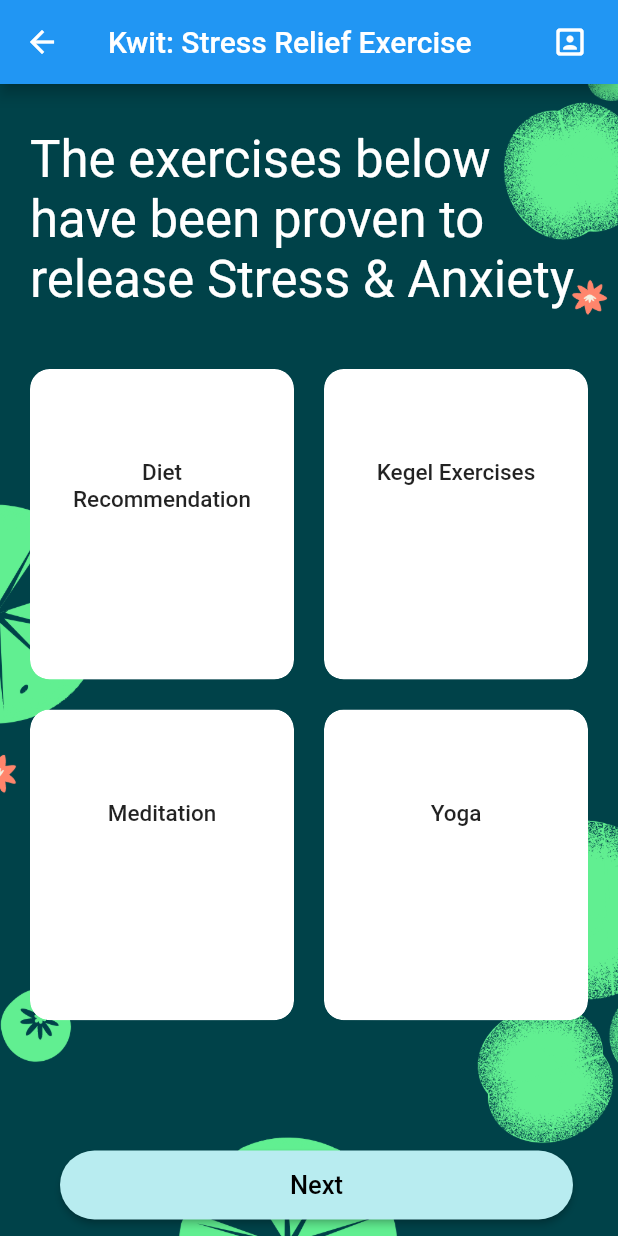
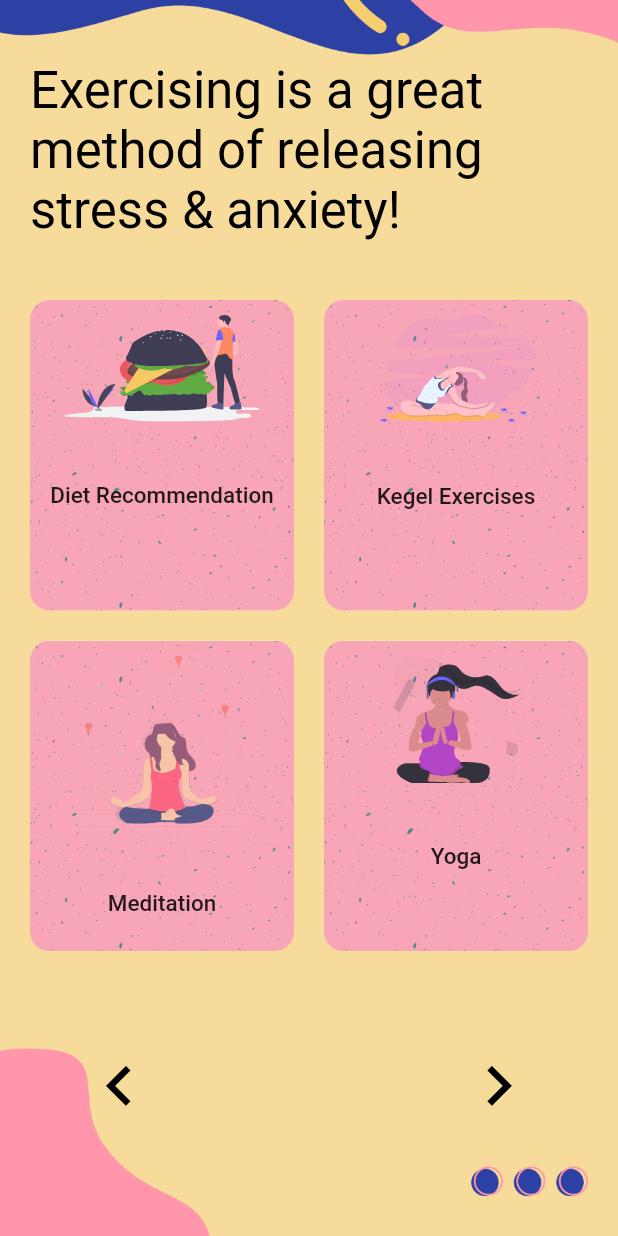
Before and after one commit to SashvDave/Kwit, a Flutter app: the Stress1 screen opened directly, on a phone screen of 412 x 824 dp. Run offline on Flutter 3.47's test engine with Material 2 defaults, Android fonts, the light colour scheme and no system bars; our stand-ins replace audioplayers, circular_countdown_timer, flutter_svg, image_picker; missing offline and left inert: maze, pdf_flutter.

Commit message:
Curate stress therapy

```diff
--- a/lib/screens/sad1.dart
+++ b/lib/screens/sad1.dart
@@ -10,7 +10,7 @@ import 'dart:io' show Platform;
 
 import 'package:kwit/screens/anger1.dart';
 
-void ain() {
+void main() {
   runApp(sad1());
 }
 
--- a/lib/screens/stress1.dart
+++ b/lib/screens/stress1.dart
@@ -1,7 +1,10 @@
 import 'package:flutter/material.dart';
 import 'package:kwit/main.dart';
+import 'package:kwit/screens/stress.dart';
 import 'package:kwit/screens/stress2.dart';
 import 'package:kwit/screens/widgets/category_card.dart';
+import 'package:url_launcher/url_launcher.dart';
+import 'package:flutter_svg/svg.dart';
 
 class Stress1 extends StatefulWidget {
   @override
@@ -10,29 +13,18 @@ class Stress1 extends StatefulWidget {
 
 class _Stress1State extends State<Stress1> {
   @override
-  Widget build(BuildContext context) {
-    var size = MediaQuery.of(context)
-        .size; //this gonna give us total height and with of our device
+  Widget build(BuildContext buildContext) {
+    Size size = MediaQuery.of(buildContext).size;
+    double sizeheight(BuildContext context) =>
+        MediaQuery.of(context).size.height;
+    double sizewidth(BuildContext context) => MediaQuery.of(context).size.width;
     return Scaffold(
-      appBar: AppBar(
-        title: Text('Kwit: Stress Relief Exercise'),
-        actions: [
-          Padding(
-              padding: EdgeInsets.only(right: 20.0),
-              child: GestureDetector(
-                  onTap: () {
-                    Navigator.push(context,
-                        MaterialPageRoute(builder: (context) => MyHomePage()));
-                  },
-                  child: Icon(Icons.portrait_rounded)))
-        ],
-      ),
       body: Stack(
         children: <Widget>[
           Container(
             decoration: BoxDecoration(
               image: DecorationImage(
-                image: AssetImage('assets/bg15.png'),
+                image: AssetImage('assets/bgstress1.png'),
                 fit: BoxFit.cover,
               ),
             ),
@@ -44,15 +36,14 @@ class _Stress1State extends State<Stress1> {
                 crossAxisAlignment: CrossAxisAlignment.start,
                 children: <Widget>[
                   Container(
-                    padding: EdgeInsets.only(top: 30),
+                    padding: EdgeInsets.only(top: 40),
                     child: Text(
-                      "The exercises below have been proven to release Stress & Anxiety",
+                        "Exercising is a great method of releasing stress & anxiety!",
                         style: Theme.of(context)
                             .textTheme
                             // ignore: deprecated_member_use
                             .display1
-                          .copyWith(color: Colors.white),
-                    ),
+                            .copyWith(color: Colors.black)),
                   ),
                   Container(
                     child: Expanded(
@@ -65,45 +56,70 @@ class _Stress1State extends State<Stress1> {
                         children: <Widget>[
                           CategoryCard(
                             title: "Diet Recommendation",
+                            svgSrc: "assets/icons/hamburger.svg",
+                            press: () => launch(
+                                'https://www.ncbi.nlm.nih.gov/books/NBK235267/'),
                           ),
                           CategoryCard(
                             title: "Kegel Exercises",
+                            svgSrc: "assets/icons/exercise.svg",
+                            press: () => launch(
+                                'https://www.mayoclinic.org/healthy-lifestyle/mens-health/in-depth/kegel-exercises-for-men/art-20045074'),
                           ),
                           CategoryCard(
                             title: "Meditation",
-                            press: () {},
+                            svgSrc: "assets/icons/meditation.svg",
+                            press: () => launch(
+                                'https://www.mindful.org/how-to-meditate/'),
                           ),
                           CategoryCard(
                             title: "Yoga",
-                            press: () {},
+                            svgSrc: "assets/icons/yoga.svg",
+                            press: () =>
+                                launch('https://www.yogajournal.com/poses/'),
                           ),
                         ],
                       ),
                     ),
                   ),
-                  new Container(
-                    margin: EdgeInsets.only(top: 10, left: 10),
-                    width: 400,
-                    padding: EdgeInsets.all(10.0),
-                    child: RaisedButton(
+                  Row(
+                    mainAxisAlignment: MainAxisAlignment.spaceBetween,
+                    children: <Widget>[
+                      Container(
+                        alignment: Alignment.bottomLeft,
+                        margin: EdgeInsets.only(
+                            bottom: MediaQuery.of(context).size.height * 0.08,
+                            left: MediaQuery.of(context).size.height * 0.03),
+                        child: IconButton(
                           onPressed: () {
                             Navigator.push(
                                 context,
-                          MaterialPageRoute(builder: (context) {
-                            return Stress2();
-                          }),
-                        );
+                                MaterialPageRoute(
+                                    builder: (context) => Stress()));
                           },
-                      shape: RoundedRectangleBorder(
-                          borderRadius:
-                              BorderRadius.all(Radius.circular(30.0))),
-                      child: Text('Next',
-                          style: TextStyle(color: Colors.black, fontSize: 17)),
-                      padding: const EdgeInsets.all(13.0),
-                      splashColor: Colors.lightBlue[200],
-                      color: const Color(0xFFB8ECF0),
+                          icon: Icon(Icons.keyboard_arrow_left),
+                          color: Colors.black,
+                          iconSize: sizewidth(buildContext) * 0.13,
                         ),
                       ),
+                      Container(
+                          alignment: Alignment.bottomRight,
+                          margin: EdgeInsets.only(
+                              bottom: MediaQuery.of(context).size.height * 0.08,
+                              right: MediaQuery.of(context).size.height * 0.03),
+                          child: IconButton(
+                            onPressed: () {
+                              Navigator.push(
+                                  context,
+                                  MaterialPageRoute(
+                                      builder: (context) => Stress2()));
+                            },
+                            icon: Icon(Icons.keyboard_arrow_right),
+                            color: Colors.black,
+                            iconSize: sizewidth(buildContext) * 0.13,
+                          )),
+                    ],
+                  )
                 ],
               ),
             ),
--- a/lib/screens/widgets/category_card.dart
+++ b/lib/screens/widgets/category_card.dart
@@ -1,4 +1,5 @@
 import 'package:flutter/material.dart';
+import 'package:flutter_svg/flutter_svg.dart';
 
 class CategoryCard extends StatelessWidget {
   final String svgSrc;
@@ -31,12 +32,21 @@ class CategoryCard extends StatelessWidget {
           ),
           child: Material(
             color: Colors.transparent,
+            child: Container(
+              decoration: BoxDecoration(
+                color: const Color(0xFFFFFFF),
+                image: DecorationImage(
+                  image: AssetImage('assets/cardbg4.png'),
+                  fit: BoxFit.cover,
+                ),
+              ),
               child: InkWell(
                 onTap: press,
                 child: Padding(
-              padding: const EdgeInsets.all(20.0),
+                  padding: const EdgeInsets.all(10.0),
                   child: Column(
                     children: <Widget>[
+                      SvgPicture.asset(svgSrc),
                       Center(
                           child: new Container(
                               padding: EdgeInsets.only(top: 40),
@@ -54,6 +64,6 @@ class CategoryCard extends StatelessWidget {
               ),
             ),
           ),
-    );
+        ));
   }
 }
```
Also changed, not shown: lib/screens/stress.dart (+52 -45 lines), lib/screens/stress2.dart (+52 -26 lines), pubspec.yaml (+3 -29 lines), assets/bgstress.png (added), assets/cardbg.png (added), assets/cardbg3.png (added), assets/cardbg4.png (added), assets/icons/exercise.svg (added), assets/icons/hamburger.svg (added), assets/icons/meditation.svg (added), assets/icons/yoga.svg (added), lib/screens/login.dart (added), lib/screens/register.dart (added), pubspec.lock. Lines whose indentation alone changed are shown as unchanged.
